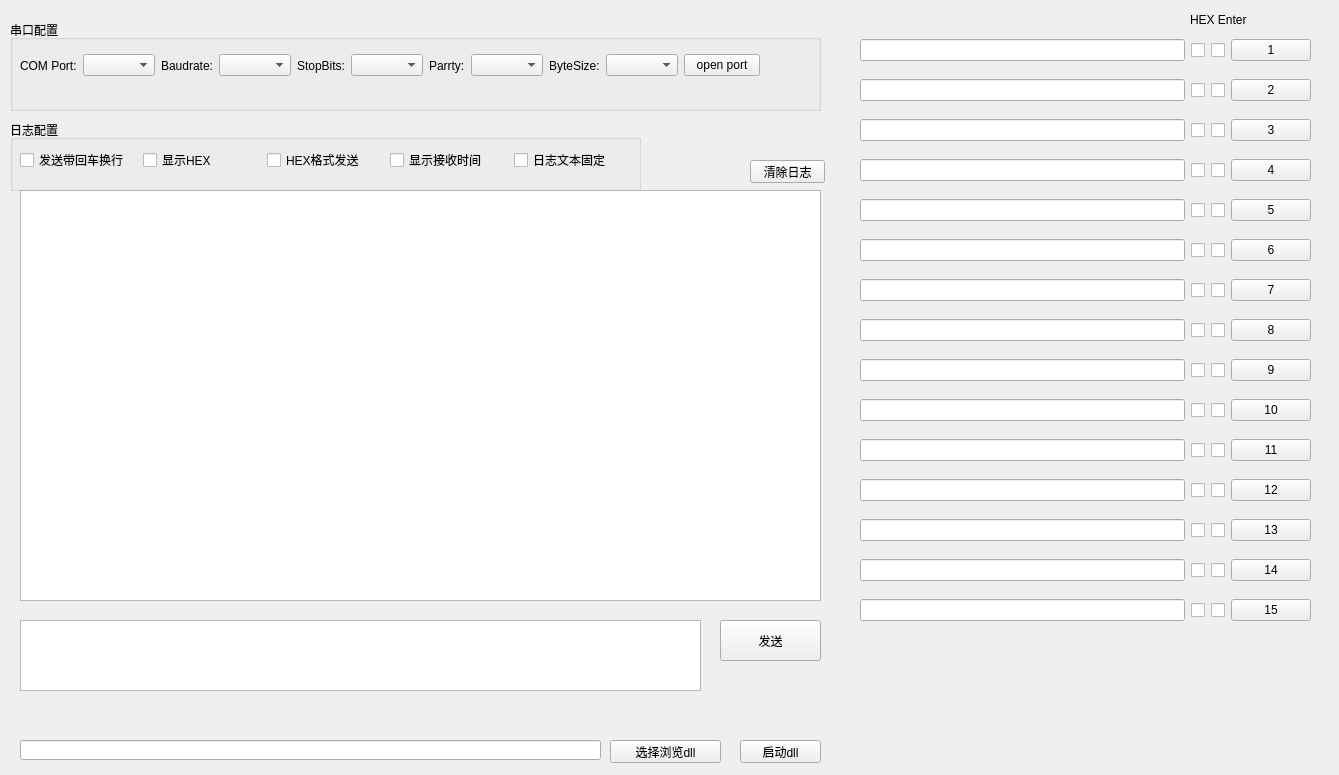
This is lc_uart_test_tool.ui in fangjiaze/PyQt5_Uart_DLL_TOOL as Qt 5 draws it before an edit. The edited form follows.
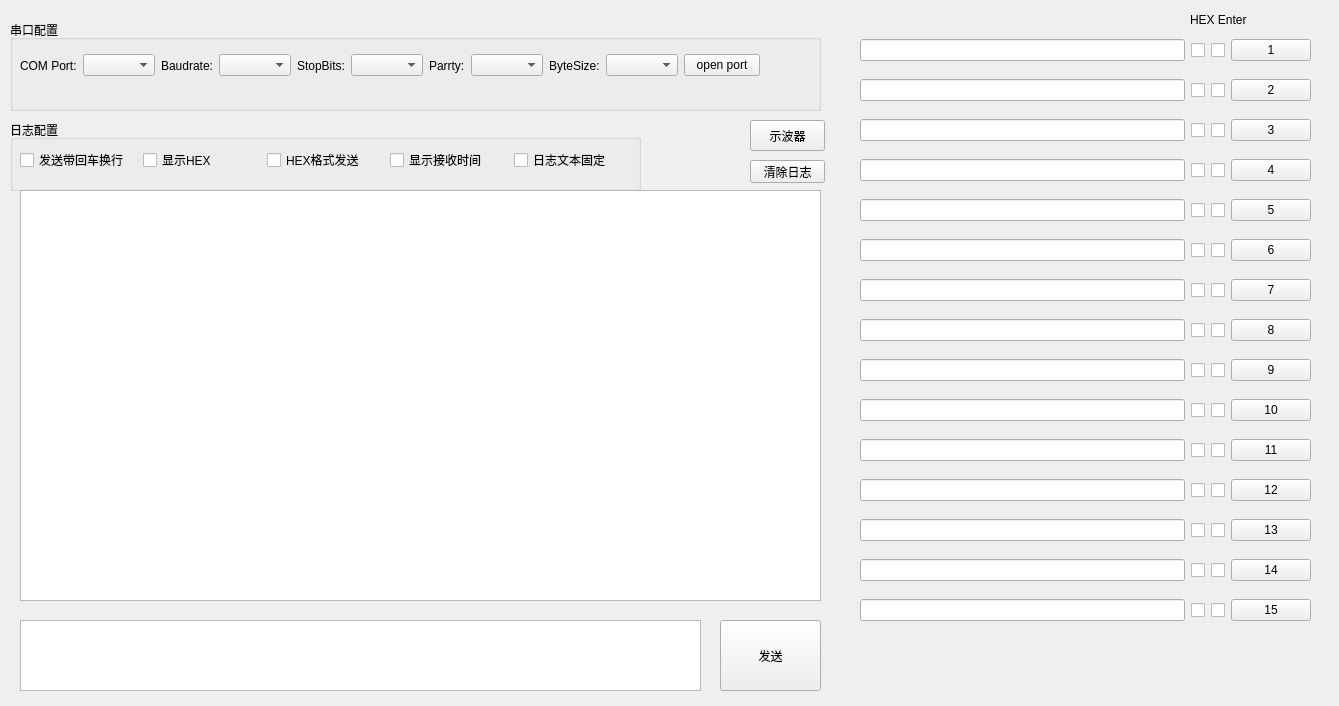
This is the edited form.

Diff of the .ui file:
```diff
--- a/lc_uart_test_tool.ui
+++ b/lc_uart_test_tool.ui
@@ -7,7 +7,7 @@
     <x>0</x>
     <y>0</y>
     <width>1339</width>
-    <height>775</height>
+    <height>706</height>
    </rect>
   </property>
   <property name="windowTitle">
@@ -187,39 +187,13 @@
      <x>720</x>
      <y>620</y>
      <width>101</width>
-     <height>41</height>
+     <height>71</height>
     </rect>
    </property>
    <property name="text">
     <string>发送</string>
    </property>
   </widget>
-  <widget class="QPushButton" name="pushButton_select_dll">
-   <property name="geometry">
-    <rect>
-     <x>610</x>
-     <y>740</y>
-     <width>111</width>
-     <height>23</height>
-    </rect>
-   </property>
-   <property name="text">
-    <string>选择浏览dll</string>
-   </property>
-  </widget>
-  <widget class="QPushButton" name="pushButton_open_dll">
-   <property name="geometry">
-    <rect>
-     <x>740</x>
-     <y>740</y>
-     <width>81</width>
-     <height>23</height>
-    </rect>
-   </property>
-   <property name="text">
-    <string>启动dll</string>
-   </property>
-  </widget>
   <widget class="QPushButton" name="pushButton_clear_log">
    <property name="geometry">
     <rect>
@@ -233,16 +207,6 @@
     <string>清除日志</string>
    </property>
   </widget>
-  <widget class="QLineEdit" name="lineEdit_dll">
-   <property name="geometry">
-    <rect>
-     <x>20</x>
-     <y>740</y>
-     <width>581</width>
-     <height>20</height>
-    </rect>
-   </property>
-  </widget>
   <widget class="QWidget" name="horizontalLayoutWidget_3">
    <property name="geometry">
     <rect>
@@ -796,6 +760,19 @@
     </item>
    </layout>
   </widget>
+  <widget class="QPushButton" name="pushButton_2">
+   <property name="geometry">
+    <rect>
+     <x>750</x>
+     <y>120</y>
+     <width>75</width>
+     <height>31</height>
+    </rect>
+   </property>
+   <property name="text">
+    <string>示波器</string>
+   </property>
+  </widget>
  </widget>
  <resources/>
  <connections/>
```
